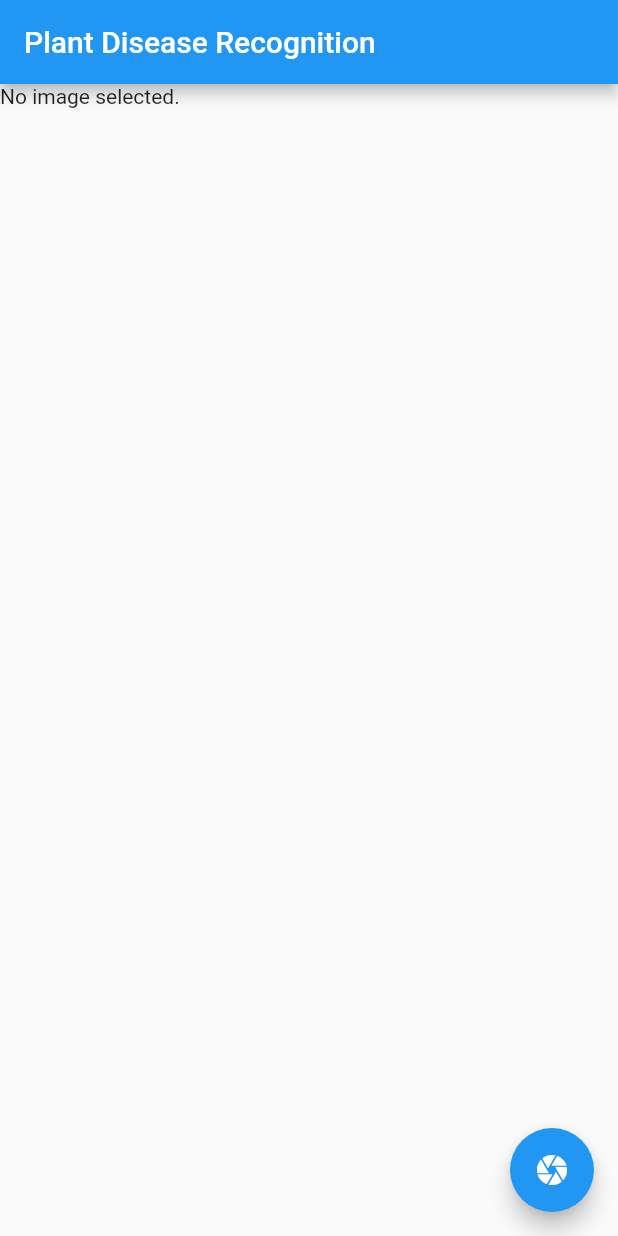
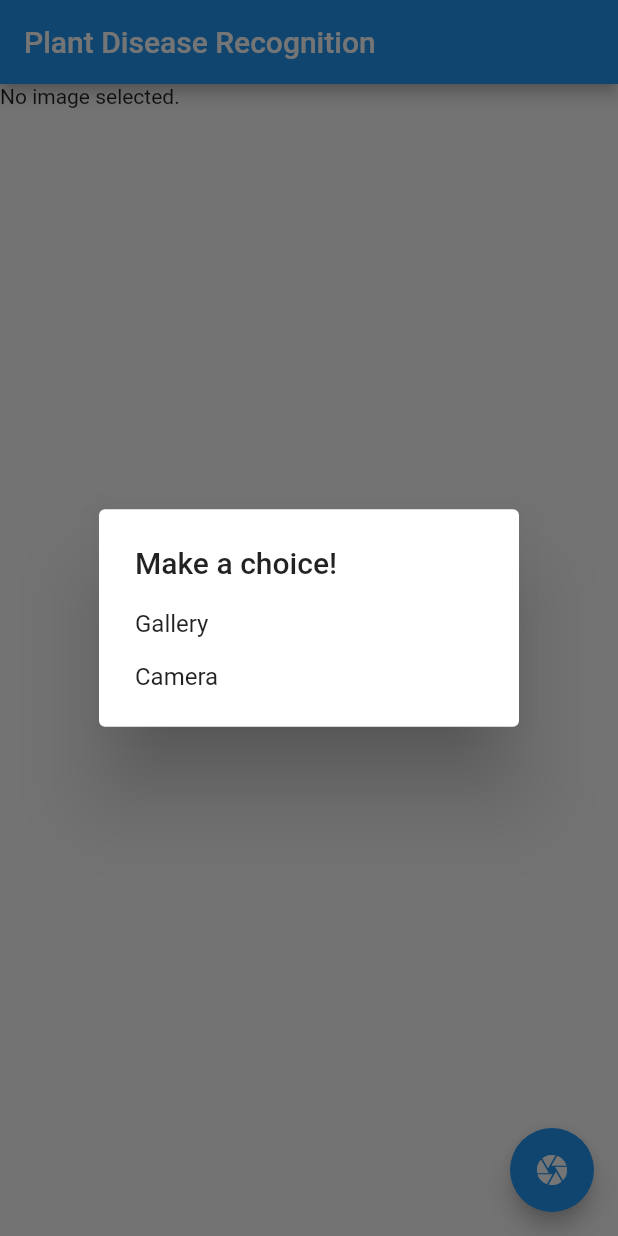
Before and after one commit to imtan007/plant_health, a Flutter app: the screen it shows after launch, after a tap on the "camera" icon, on a phone screen of 412 x 824 dp. Run offline on Flutter 3.47's test engine with Material 2 defaults, Android fonts, the phone set to English and light mode, and no system bars; our stand-ins replace image_picker, splashscreen; missing offline and left inert: tflite.

Commit message:
Added splash screen and camera

```diff
--- a/lib/main.dart
+++ b/lib/main.dart
@@ -1,149 +1,35 @@
-import 'dart:async';
-import 'dart:io';
 import 'package:flutter/material.dart';
-import 'package:flutter/services.dart';
-import 'package:plant_health/ui/cure.dart';
-import 'package:tflite/tflite.dart';
-import 'package:image_picker/image_picker.dart';
+import 'package:splashscreen/splashscreen.dart';
+import 'package:plant_health/modelHelper.dart';
 
-void main() => runApp(new App());
+void main() {
+  runApp(new MaterialApp(
+    debugShowCheckedModeBanner: false,
+    home: new MySplash(),
+    theme: new ThemeData(
+      primarySwatch: Colors.green,
+    ),
+  ));
+}
 
-class App extends StatelessWidget {
+class MySplash extends StatefulWidget {
+  @override
+  _MySplashState createState() => _MySplashState();
+}
+
+class _MySplashState extends State<MySplash> {
   @override
   Widget build(BuildContext context) {
-    return MaterialApp(
-      home: MyApp(),
-    );
-  }
-}
-
-class MyApp extends StatefulWidget {
-  @override
-  _MyAppState createState() => new _MyAppState();
-}
-
-class _MyAppState extends State<MyApp> {
-  File _image;
-  List _recognitions;
-  String diseaseName = "";
-  bool _busy = false;
-
-  Future predictImagePicker() async {
-    var image = await ImagePicker.pickImage(source: ImageSource.gallery);
-    if (image == null) return;
-    setState(() {
-      _busy = true;
-      _image = image;
-    });
-    recognizeImage(image);
-  }
-
-  @override
-  void initState() {
-    super.initState();
-
-    _busy = true;
-
-    loadModel().then((val) {
-      setState(() {
-        _busy = false;
-      });
-    });
-  }
-
-  Future loadModel() async {
-    try {
-      await Tflite.loadModel(
-        model: "assets/Tanmay_final_model.tflite",
-        labels: "assets/Labels.txt",
-      );
-    } on PlatformException {
-      print('Failed to load model.');
-    }
-  }
-
-  Future recognizeImage(File image) async {
-    var recognitions = await Tflite.runModelOnImage(
-      path: image.path,
-      numResults: 6,
-      threshold: 0.05,
-      imageMean: 127.5,
-      imageStd: 127.5,
-    );
-    setState(() {
-      _busy = false;
-      _recognitions = recognitions;
-    });
-  }
-
-  handleCure() {
-    Navigator.of(context).push(MaterialPageRoute(
-      builder: (context) => Cure(diseaseName),
-    ));
-  }
-
-  @override
-  Widget build(BuildContext context) {
-    Size size = MediaQuery.of(context).size;
-    List<Widget> stackChildren = [];
-
-    stackChildren.add(Positioned(
-      top: 0.0,
-      left: 0.0,
-      width: size.width,
-      child: _image == null ? Text('No image selected.') : Image.file(_image),
-    ));
-
-    stackChildren.add(Center(
-      child: Column(
-        children: _recognitions != null
-            ? _recognitions.map((res) {
-                diseaseName = res['label'];
-                return Text(
-                  "${res["index"]} - ${res["label"]}",
-                  style: TextStyle(
-                    color: Colors.black,
-                    fontSize: 20.0,
-                    background: Paint()..color = Colors.white,
-                  ),
-                );
-              }).toList()
-            : [],
-      ),
-    ));
-
-    if (_image != null) {
-      stackChildren.add(Positioned(
-        bottom: 100.0,
-        left: 140.0,
-//        width: size.width,
-        child: RaisedButton(
-          onPressed: handleCure,
-          child: Text('Cure'),
-          color: Colors.blue,
-        ),
-      ));
-    }
-
-    if (_busy) {
-      stackChildren.add(const Opacity(
-        child: ModalBarrier(dismissible: false, color: Colors.grey),
-        opacity: 0.3,
-      ));
-      stackChildren.add(const Center(child: CircularProgressIndicator()));
-    }
-
-    return Scaffold(
-      appBar: AppBar(
-        title: const Text('Plant Disease Recognition'),
-      ),
-      body: Stack(
-        children: stackChildren,
-      ),
-      floatingActionButton: FloatingActionButton(
-        onPressed: predictImagePicker,
-        tooltip: 'Pick Image',
-        child: Icon(Icons.camera),
+    return SplashScreen(
+      seconds: 5,
+      backgroundColor: Colors.white,
+      image: Image.asset("images/logo.jpeg"),
+      photoSize: 150.0,
+      loaderColor: Colors.green,
+      navigateAfterSeconds: App(),
+      loadingText: Text(
+        "Welcome to plant Health",
+        style: new TextStyle(color: Colors.green, fontSize: 20.0),
       ),
     );
   }
--- /dev/null
+++ b/lib/modelHelper.dart
@@ -0,0 +1,193 @@
+import 'dart:async';
+import 'dart:io';
+import 'package:flutter/material.dart';
+import 'package:flutter/services.dart';
+import 'package:plant_health/ui/cure.dart';
+import 'package:tflite/tflite.dart';
+import 'package:image_picker/image_picker.dart';
+
+class App extends StatelessWidget {
+  @override
+  Widget build(BuildContext context) {
+    return MaterialApp(
+      home: MyApp(),
+    );
+  }
+}
+
+class MyApp extends StatefulWidget {
+  @override
+  _MyAppState createState() => new _MyAppState();
+}
+
+class _MyAppState extends State<MyApp> {
+  File _image;
+  List _recognitions;
+  String diseaseName = "";
+  bool _busy = false;
+
+  Future _showDialog(BuildContext context) async {
+    return showDialog(
+        context: context,
+        builder: (BuildContext context) {
+          return AlertDialog(
+            title: Text("Make a choice! "),
+            content: SingleChildScrollView(
+              child: ListBody(
+                children: <Widget>[
+                  GestureDetector(
+                    child: Text("Gallery "),
+                    onTap: () {
+                      predictImagePickerGallery(context);
+                    },
+                  ),
+                  Padding(
+                    padding: EdgeInsets.all(8.0),
+                  ),
+                  GestureDetector(
+                    child: Text("Camera "),
+                    onTap: () {
+                      predictImagePickerCamera(context);
+                    },
+                  )
+                ],
+              ),
+            ),
+          );
+        });
+  }
+
+  Future<void> predictImagePickerGallery(BuildContext context) async {
+    var image = await ImagePicker.pickImage(source: ImageSource.gallery);
+    if (image == null) return;
+    setState(() {
+      _busy = true;
+      _image = image;
+    });
+    Navigator.of(context).pop();
+    recognizeImage(image);
+  }
+
+  Future<void> predictImagePickerCamera(BuildContext context) async {
+    var image = await ImagePicker.pickImage(source: ImageSource.camera);
+    if (image == null) return;
+    setState(() {
+      _busy = true;
+      _image = image;
+    });
+    Navigator.of(context).pop();
+    recognizeImage(image);
+  }
+
+  @override
+  void initState() {
+    super.initState();
+
+    _busy = true;
+
+    loadModel().then((val) {
+      setState(() {
+        _busy = false;
+      });
+    });
+  }
+
+  Future loadModel() async {
+    try {
+      await Tflite.loadModel(
+        model: "assets/Tanmay_final_model.tflite",
+        labels: "assets/Labels.txt",
+      );
+    } on PlatformException {
+      print('Failed to load model.');
+    }
+  }
+
+  Future recognizeImage(File image) async {
+    var recognitions = await Tflite.runModelOnImage(
+      path: image.path,
+      numResults: 6,
+      threshold: 0.05,
+      imageMean: 127.5,
+      imageStd: 127.5,
+    );
+    setState(() {
+      _busy = false;
+      _recognitions = recognitions;
+    });
+  }
+
+  handleCure() {
+    Navigator.of(context).push(MaterialPageRoute(
+      builder: (context) => Cure(diseaseName),
+    ));
+  }
+
+  @override
+  Widget build(BuildContext context) {
+    Size size = MediaQuery.of(context).size;
+    List<Widget> stackChildren = [];
+
+    stackChildren.add(Positioned(
+      top: 0.0,
+      left: 0.0,
+      width: size.width,
+      child: _image == null ? Text('No image selected.') : Image.file(_image),
+    ));
+
+    stackChildren.add(Center(
+      child: Column(
+        children: _recognitions != null
+            ? _recognitions.map((res) {
+                diseaseName = res['label'];
+                return Text(
+                  "${res["index"]} - ${res["label"]}",
+                  style: TextStyle(
+                    color: Colors.black,
+                    fontSize: 20.0,
+                    background: Paint()..color = Colors.white,
+                  ),
+                );
+              }).toList()
+            : [],
+      ),
+    ));
+
+    if (_image != null) {
+      stackChildren.add(Positioned(
+        bottom: 100.0,
+        left: 140.0,
+//        width: size.width,
+        child: RaisedButton(
+          onPressed: handleCure,
+          child: Text('Cure'),
+          color: Colors.blue,
+        ),
+      ));
+    }
+
+    if (_busy) {
+      stackChildren.add(const Opacity(
+        child: ModalBarrier(dismissible: false, color: Colors.grey),
+        opacity: 0.3,
+      ));
+      stackChildren.add(const Center(child: CircularProgressIndicator()));
+    }
+
+    return Scaffold(
+      appBar: AppBar(
+        title: const Text('Plant Disease Recognition'),
+      ),
+      body: Stack(
+        children: stackChildren,
+      ),
+      floatingActionButton: FloatingActionButton(
+        onPressed: () {
+          _showDialog(context);
+        },
+        tooltip: 'Pick Image',
+        child: Icon(Icons.camera),
+      ),
+    );
+  }
+}
--- a/pubspec.yaml
+++ b/pubspec.yaml
@@ -22,6 +22,7 @@ dependencies:
   image_picker: ^0.6.5+2
   image: ^2.1.4
   tflite: ^1.0.5
+  splashscreen: ^1.2.0
 
   # The following adds the Cupertino Icons font to your application.
   # Use with the CupertinoIcons class for iOS style icons.
@@ -52,6 +53,7 @@ flutter:
   # To add assets to your application, add an assets section, like this:
   assets:
     - assets/
+    - images/
 
 
   # An image asset can refer to one or more resolution-specific "variants", see
```
Also changed, not shown: images/logo.jpeg (added), pubspec.lock, 1 other file.
